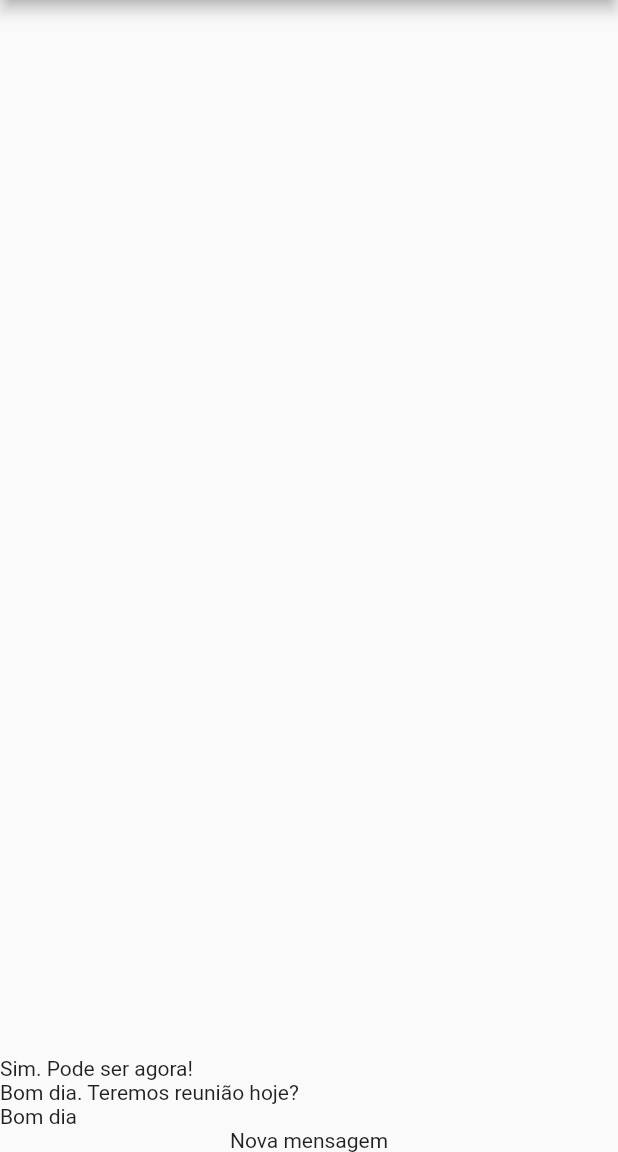
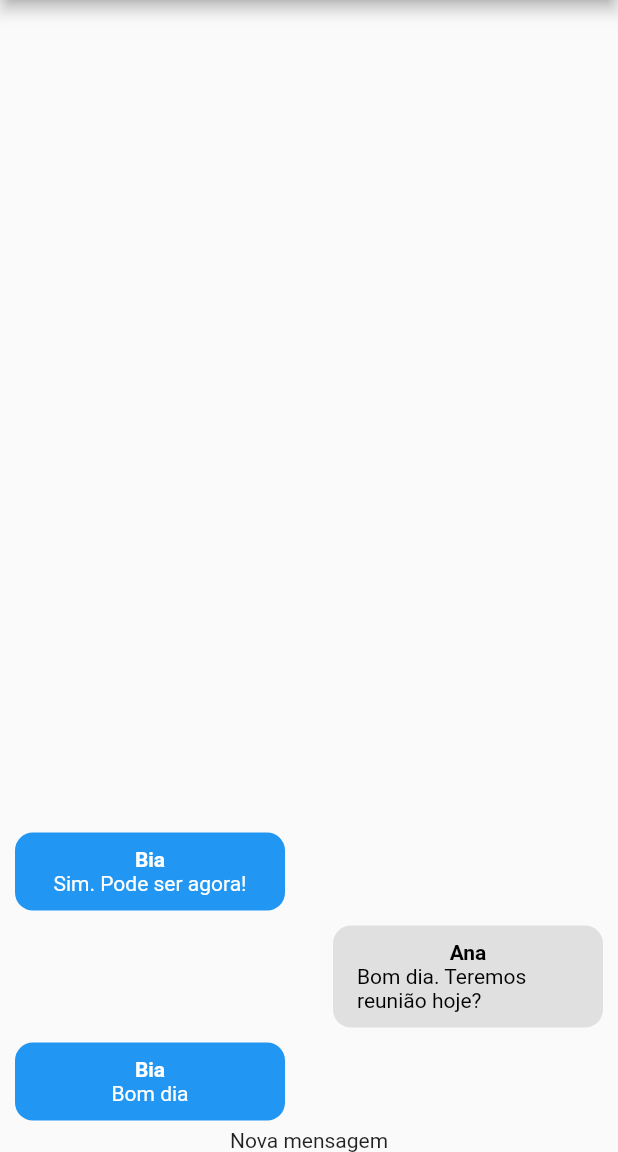
Before and after one commit to Jo-Analyst/Chat, a Flutter app: the screen it shows after launch, on a phone screen of 412 x 824 dp, the part 84-1236 px from its top. Run offline on Flutter 3.47's test engine with Material 2 defaults, Android fonts, the phone set to English and light mode, and no system bars; our stand-ins replace image_picker; accounts and stored records are empty.

Commit message:
Componente Message Bubble

```diff
--- /dev/null
+++ b/lib/components/message_bubble.dart
@@ -0,0 +1,54 @@
+import 'package:flutter/material.dart';
+import '../core/models/chat_message.dart';
+
+class MessageBubble extends StatelessWidget {
+  final ChatMessage message;
+  final bool belongsToCurrentuser;
+
+  const MessageBubble({
+    required this.message,
+    required this.belongsToCurrentuser,
+    super.key,
+  });
+
+  @override
+  Widget build(BuildContext context) {
+    return Row(
+      mainAxisAlignment: belongsToCurrentuser
+          ? MainAxisAlignment.end
+          : MainAxisAlignment.start,
+      children: [
+        Container(
+          decoration: BoxDecoration(
+              color: belongsToCurrentuser
+                  ? Colors.grey.shade300
+                  : Theme.of(context).colorScheme.primary,
+              borderRadius: const BorderRadius.all(
+                Radius.circular(12),
+              )),
+          width: 180,
+          padding: const EdgeInsets.symmetric(
+            vertical: 10,
+            horizontal: 16,
+          ),
+          margin: const EdgeInsets.symmetric(horizontal: 10, vertical: 5),
+          child: Column(
+            children: [
+              Text(
+                message.userName,
+                style: TextStyle(
+                  color: belongsToCurrentuser ? Colors.black : Colors.white,
+                  fontWeight: FontWeight.bold,
+                ),
+              ),
+              Text(message.text,
+                style: TextStyle(
+                  color: belongsToCurrentuser ? Colors.black : Colors.white,
+                ),),
+            ],
+          ),
+        ),
+      ],
+    );
+  }
+}
--- a/lib/components/messages.dart
+++ b/lib/components/messages.dart
@@ -1,4 +1,6 @@
+import 'package:chat/components/message_bubble.dart';
 import 'package:chat/core/models/chat_message.dart';
+import 'package:chat/core/services/auth/auth_mock_service.dart';
 import 'package:chat/core/services/chat/chat_service.dart';
 import 'package:flutter/material.dart';
 
@@ -7,6 +9,8 @@ class Messages extends StatelessWidget {
 
   @override
   Widget build(BuildContext context) {
+    final currentUser = AuthMockService().currentUser;
+
     return StreamBuilder<List<ChatMessage>>(
         stream: ChatService().messagesStream(),
         builder: (ctx, snapshot) {
@@ -19,7 +23,11 @@ class Messages extends StatelessWidget {
             return ListView.builder(
               reverse: true,
               itemCount: msgs.length,
-              itemBuilder: (ctx, i) => Text(msgs[i].text),
+              itemBuilder: (ctx, i) => MessageBubble(
+              key: ValueKey(msgs[i].id),
+                message: msgs[i],
+                belongsToCurrentuser: currentUser?.id == msgs[i].userId,
+              ),
             );
           }
         });
--- a/lib/core/services/auth/auth_mock_service.dart
+++ b/lib/core/services/auth/auth_mock_service.dart
@@ -6,9 +6,9 @@ import 'package:chat/core/services/auth/auth_service.dart';
 
 class AuthMockService implements AuthService {
   static const _defaultUser = ChatUser(
-    id: "1",
-    name: "Teste",
-    email: "teste@las.com",
+    id: "456",
+    name: "Ana",
+    email: "ana@las.com",
     imageURL: "assets/images/avatar.png",
   );
 
```
